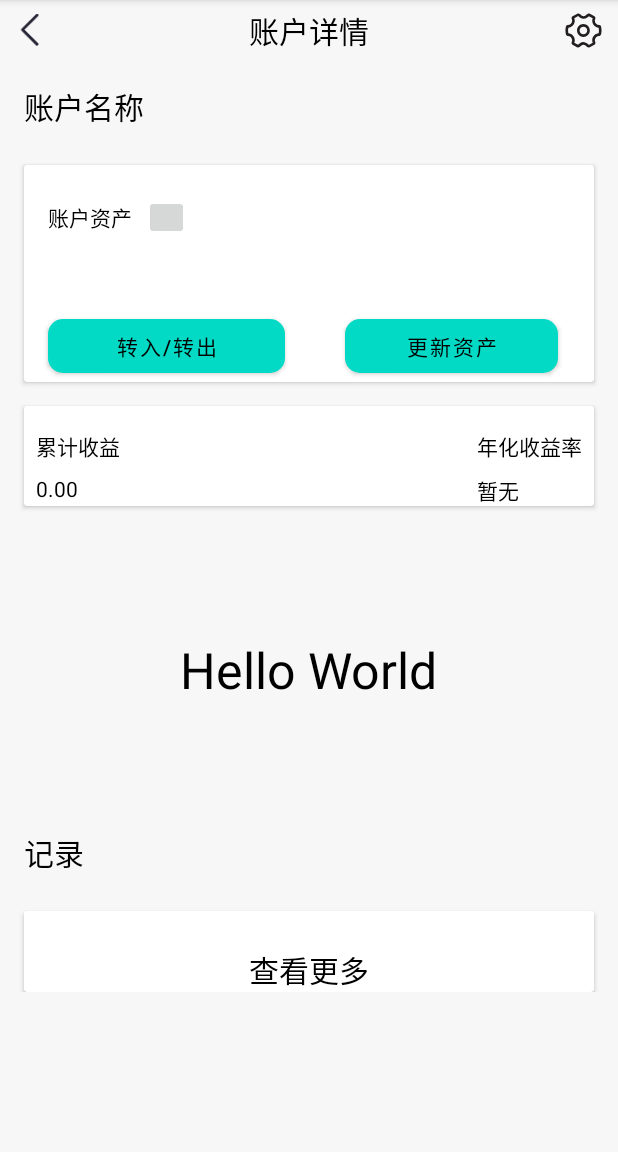
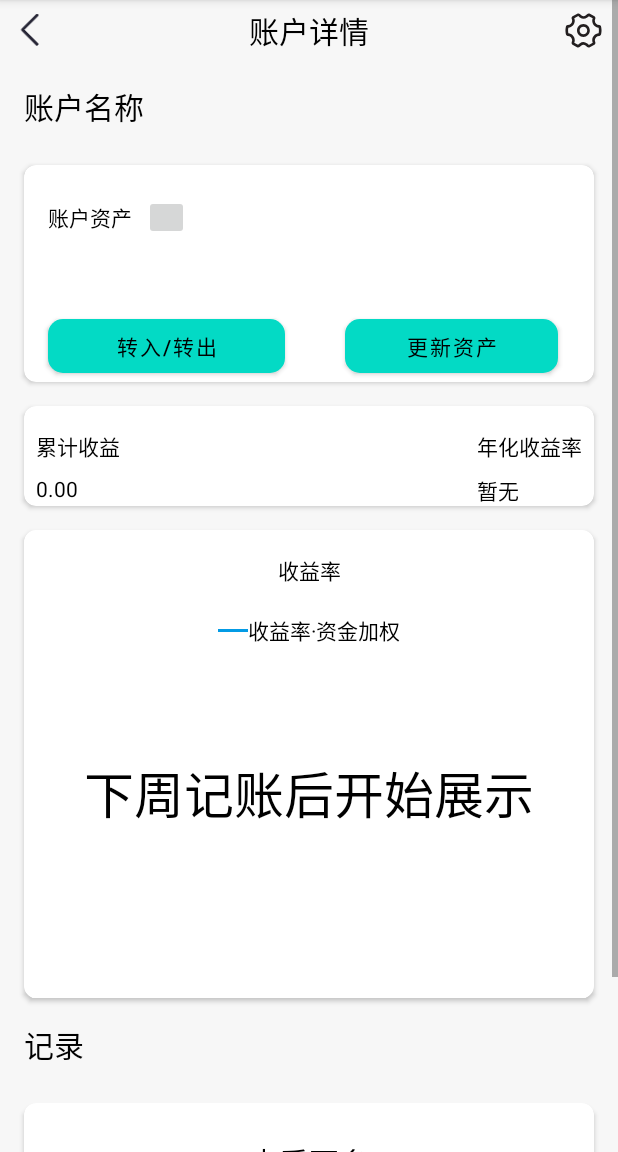
Before and after one commit to lzh-forever/bookkeeping, an Android app: the fragment AccountDetailFragment shown on its own in the app's theme, on a phone screen of 412 x 824 dp, the part 84-1236 px from its top. Run offline under Robolectric (Android 15) with nearby library versions, the phone set to English and light mode, and no system bars; 6 statements that could not run were skipped.

Commit message:
收益率图表完善

```diff
--- a/app/src/main/java/com/example/bookkeeping/ui/home/HomeFragment.kt
+++ b/app/src/main/java/com/example/bookkeeping/ui/home/HomeFragment.kt
@@ -35,7 +35,7 @@ class HomeFragment : Fragment() {
         val root: View = binding.root
         binding.button.setOnClickListener {
             hide = !hide
-            Repository.hideFlow.value = hide
+//            Repository.hideFlow.value = hide
         }
         binding.button2.setOnClickListener {
             binding.hidableText.setHidableText(binding.textHome.text)
--- a/app/src/main/java/com/example/bookkeeping/ui/notifications/NotificationsFragment.kt
+++ b/app/src/main/java/com/example/bookkeeping/ui/notifications/NotificationsFragment.kt
@@ -28,10 +28,6 @@ class NotificationsFragment : Fragment() {
         _binding = FragmentNotificationsBinding.inflate(inflater, container, false)
         val root: View = binding.root
 
-        val textView: TextView = binding.textNotifications
-        notificationsViewModel.text.observe(viewLifecycleOwner) {
-            textView.text = it
-        }
         return root
     }
 
--- a/app/src/main/java/com/example/bookkeeping/util/PaintUtil.kt
+++ b/app/src/main/java/com/example/bookkeeping/util/PaintUtil.kt
@@ -13,3 +13,7 @@ fun Paint.getTextWidth(text: String): Float {
 fun Paint.getBaselineHeight(): Float {
     return -fontMetrics.top
 }
+
+fun Paint.getBaselineYForCenter(centerY: Float): Float {
+    return centerY - fontMetrics.top / 2 - fontMetrics.bottom / 2
+}
--- /dev/null
+++ b/app/src/main/java/com/example/bookkeeping/view/chart/ChartDetailView.kt
@@ -0,0 +1,24 @@
+package com.example.bookkeeping.view.chart
+
+import android.content.Context
+import android.util.AttributeSet
+import android.view.LayoutInflater
+import androidx.constraintlayout.widget.ConstraintLayout
+import com.example.bookkeeping.R
+import com.example.bookkeeping.databinding.LayoutChartDetailBinding
+import com.example.bookkeeping.util.getFormattedRate
+import java.time.LocalDate
+
+class ChartDetailView(context: Context, attrs: AttributeSet) : ConstraintLayout(context, attrs) {
+    private val binding: LayoutChartDetailBinding
+    init {
+        val view = LayoutInflater.from(context).inflate(R.layout.layout_chart_detail, this)
+        binding = LayoutChartDetailBinding.bind(view)
+    }
+
+    fun setData(date: LocalDate, rate: Double){
+        binding.dateTv.text = date.toString()
+        binding.profitTv.text = context.getString(R.string.chart_detail_rate, getFormattedRate(rate))
+    }
+
+}
--- /dev/null
+++ b/app/src/main/java/com/example/bookkeeping/view/chart/ChartLayout.kt
@@ -0,0 +1,41 @@
+package com.example.bookkeeping.view.chart
+
+import android.content.Context
+import android.util.AttributeSet
+import android.view.LayoutInflater
+import android.view.View
+import androidx.cardview.widget.CardView
+
+import com.example.bookkeeping.R
+import com.example.bookkeeping.databinding.LayoutChartBinding
+import java.time.LocalDate
+
+class ChartLayout(context: Context, attrs: AttributeSet) : CardView(context, attrs),
+    ChartView.PointSelectedListener {
+
+    private val binding: LayoutChartBinding
+
+    init {
+        val view = LayoutInflater.from(context).inflate(R.layout.layout_chart, this)
+        binding = LayoutChartBinding.bind(view)
+        binding.chartView.setPointSelectedListener(this)
+        binding.legendLayout.initLegend(
+            context.getString(R.string.legend_rate),
+            context.getColor(R.color.light_blue_600)
+        )
+    }
+
+
+    override fun onPointSelected(date: LocalDate, rate: Double) {
+        binding.detailLayout.visibility = View.VISIBLE
+        binding.detailView.setData(date, rate)
+    }
+
+    override fun onPointCanceled() {
+        binding.detailLayout.visibility = View.GONE
+    }
+
+    fun setData(data: List<Pair<LocalDate, Double>>) {
+        binding.chartView.setData(data)
+    }
+}
--- /dev/null
+++ b/app/src/main/java/com/example/bookkeeping/view/chart/LegendView.kt
@@ -0,0 +1,29 @@
+package com.example.bookkeeping.view.chart
+
+import android.app.DatePickerDialog
+import android.content.Context
+import android.graphics.Paint
+import android.graphics.PathEffect
+import android.util.AttributeSet
+import android.view.LayoutInflater
+import android.widget.TextView
+import androidx.constraintlayout.widget.ConstraintLayout
+import com.example.bookkeeping.R
+import com.example.bookkeeping.databinding.LayoutLegendBinding
+import com.example.bookkeeping.view.MyDatePicker
+
+class LegendView(context: Context, attrs: AttributeSet) : ConstraintLayout(context, attrs) {
+
+    private val binding: LayoutLegendBinding
+
+    init {
+        val view = LayoutInflater.from(context).inflate(R.layout.layout_legend, this)
+        binding = LayoutLegendBinding.bind(view)
+    }
+
+    fun initLegend(text: String, color: Int, pathEffect: PathEffect? = null) {
+        binding.legendTv.text = text
+        binding.lineView.initPaint(color, pathEffect)
+    }
+
+}
--- /dev/null
+++ b/app/src/main/java/com/example/bookkeeping/view/chart/LineView.kt
@@ -0,0 +1,37 @@
+package com.example.bookkeeping.view.chart
+
+import android.content.Context
+import android.graphics.*
+import android.util.AttributeSet
+import android.view.View
+
+
+class LineView(context: Context, attrs: AttributeSet) : View(context, attrs) {
+    private var linePaint: Paint? = null
+    private val path = Path()
+
+
+    override fun onDraw(canvas: Canvas) {
+        linePaint?.let { paint ->
+            paint.strokeWidth = height.toFloat()
+            path.reset()
+            path.moveTo(0f, height / 2f)
+            path.lineTo(width.toFloat(), height / 2f)
+            canvas.drawPath(path, paint)
+        }
+    }
+
+    fun initPaint(color: Int, pathEffect: PathEffect? = null) {
+        linePaint = Paint().apply {
+            this.color = color
+            isAntiAlias = true
+            style = Paint.Style.STROKE
+            pathEffect?.let {
+                this.pathEffect = it
+            }
+        }
+        invalidate()
+    }
+
+
+}
--- a/app/src/main/res/layout/fragment_account_detail.xml
+++ b/app/src/main/res/layout/fragment_account_detail.xml
@@ -34,6 +34,7 @@
             android:layout_height="wrap_content"
             android:layout_marginHorizontal="16dp"
             android:layout_marginTop="24dp"
+            app:cardCornerRadius="8dp"
             app:layout_constraintEnd_toEndOf="parent"
             app:layout_constraintStart_toStartOf="parent"
             app:layout_constraintTop_toBottomOf="@id/name_tv">
@@ -49,6 +50,7 @@
             android:layout_height="wrap_content"
             android:layout_marginHorizontal="16dp"
             android:layout_marginTop="16dp"
+            app:cardCornerRadius="8dp"
             app:layout_constraintEnd_toEndOf="parent"
             app:layout_constraintStart_toStartOf="parent"
             app:layout_constraintTop_toBottomOf="@id/asset_card">
@@ -58,10 +60,13 @@
                 layout="@layout/layout_account_profit" />
         </androidx.cardview.widget.CardView>
 
-        <com.example.bookkeeping.view.ChartView
-            android:id="@+id/chart"
+        <com.example.bookkeeping.view.chart.ChartLayout
+            android:id="@+id/chart_layout"
             android:layout_width="match_parent"
-            android:layout_height="200dp"
+            android:layout_height="wrap_content"
+            android:layout_margin="16dp"
+            android:padding="16dp"
+            app:cardCornerRadius="8dp"
             app:layout_constraintBottom_toTopOf="@+id/title_record"
             app:layout_constraintEnd_toEndOf="parent"
             app:layout_constraintStart_toStartOf="parent"
@@ -75,7 +80,7 @@
             android:text="@string/title_record"
             android:textSize="20sp"
             app:layout_constraintStart_toStartOf="@+id/name_tv"
-            app:layout_constraintTop_toBottomOf="@+id/chart" />
+            app:layout_constraintTop_toBottomOf="@+id/chart_layout" />
 
         <androidx.cardview.widget.CardView
             android:id="@+id/record_card"
@@ -83,6 +88,9 @@
             android:layout_height="wrap_content"
             android:layout_marginHorizontal="16dp"
             android:layout_marginTop="24dp"
+            android:layout_marginBottom="100dp"
+            app:cardCornerRadius="8dp"
+            app:layout_constraintBottom_toBottomOf="parent"
             app:layout_constraintEnd_toEndOf="parent"
             app:layout_constraintStart_toStartOf="parent"
             app:layout_constraintTop_toBottomOf="@id/title_record">
@@ -108,6 +116,7 @@
                     android:layout_margin="16dp"
                     android:text="@string/more_records"
                     android:textSize="20sp"
+                    app:layout_constraintBottom_toBottomOf="parent"
                     app:layout_constraintEnd_toEndOf="parent"
                     app:layout_constraintStart_toStartOf="parent"
                     app:layout_constraintTop_toBottomOf="@id/record_rv" />
--- a/app/src/main/res/layout/fragment_record.xml
+++ b/app/src/main/res/layout/fragment_record.xml
@@ -20,6 +20,7 @@
         android:layout_height="wrap_content"
         android:layout_marginHorizontal="8dp"
         android:layout_marginTop="16dp"
+        app:cardCornerRadius="8dp"
         app:layout_constraintEnd_toEndOf="parent"
         app:layout_constraintStart_toStartOf="parent"
         app:layout_constraintTop_toBottomOf="@+id/account_setting_bar" />
--- a/app/src/main/res/layout/item_record.xml
+++ b/app/src/main/res/layout/item_record.xml
@@ -10,7 +10,7 @@
         android:id="@+id/type_tv"
         android:layout_width="wrap_content"
         android:layout_height="wrap_content"
-        android:layout_margin="8dp"
+        android:padding="8dp"
         app:layout_constraintBottom_toBottomOf="parent"
         app:layout_constraintStart_toStartOf="parent"
         app:layout_constraintTop_toTopOf="parent"
@@ -20,7 +20,7 @@
         android:id="@+id/amount_tv"
         android:layout_width="wrap_content"
         android:layout_height="wrap_content"
-        android:layout_margin="8dp"
+        android:padding="8dp"
         android:text="@string/default_num"
         app:layout_constraintBottom_toBottomOf="parent"
         app:layout_constraintEnd_toEndOf="parent"
--- /dev/null
+++ b/app/src/main/res/layout/layout_chart.xml
@@ -0,0 +1,76 @@
+<?xml version="1.0" encoding="utf-8"?>
+<androidx.cardview.widget.CardView xmlns:android="http://schemas.android.com/apk/res/android"
+    xmlns:app="http://schemas.android.com/apk/res-auto"
+    xmlns:tools="http://schemas.android.com/tools"
+    android:layout_width="match_parent"
+    android:layout_height="wrap_content"
+    app:contentPadding="16dp">
+
+    <androidx.constraintlayout.widget.ConstraintLayout
+        android:layout_width="match_parent"
+        android:layout_height="wrap_content">
+
+        <TextView
+            android:id="@+id/title_tv"
+            android:layout_width="wrap_content"
+            android:layout_height="wrap_content"
+            android:text="@string/chart_title"
+            app:layout_constraintEnd_toEndOf="parent"
+            app:layout_constraintStart_toStartOf="parent"
+            app:layout_constraintTop_toTopOf="parent" />
+
+        <!--        <include-->
+        <!--            android:id="@+id/legend_layout"-->
+        <!--            layout="@layout/layout_legend"-->
+        <!--            app:layout_constraintEnd_toEndOf="parent"-->
+        <!--            app:layout_constraintStart_toStartOf="parent"-->
+        <!--            app:layout_constraintTop_toBottomOf="@+id/title_tv" />-->
+
+        <com.example.bookkeeping.view.chart.LegendView
+            android:id="@+id/legend_layout"
+            android:layout_width="wrap_content"
+            android:layout_height="wrap_content"
+            app:layout_constraintBottom_toTopOf="@+id/guideline"
+            app:layout_constraintEnd_toEndOf="parent"
+            app:layout_constraintStart_toStartOf="parent"
+            app:layout_constraintTop_toBottomOf="@+id/title_tv" />
+
+        <androidx.constraintlayout.widget.ConstraintLayout
+            android:id="@+id/detail_layout"
+            android:layout_width="match_parent"
+            android:layout_height="0dp"
+            android:background="@color/light_blue_600"
+            android:visibility="gone"
+            android:layout_marginVertical="2dp"
+            app:layout_constraintBottom_toTopOf="@+id/guideline"
+            app:layout_constraintEnd_toEndOf="parent"
+            app:layout_constraintStart_toStartOf="parent"
+            app:layout_constraintTop_toBottomOf="@+id/title_tv">
+
+            <com.example.bookkeeping.view.chart.ChartDetailView
+                android:id="@+id/detail_view"
+                android:layout_width="match_parent"
+                android:layout_height="wrap_content"
+                app:layout_constraintEnd_toEndOf="parent"
+                app:layout_constraintStart_toStartOf="parent"
+                app:layout_constraintTop_toTopOf="parent"
+                app:layout_constraintBottom_toBottomOf="parent"/>
+        </androidx.constraintlayout.widget.ConstraintLayout>
+
+        <androidx.constraintlayout.widget.Guideline
+            android:id="@+id/guideline"
+            android:layout_width="wrap_content"
+            android:layout_height="wrap_content"
+            android:orientation="horizontal"
+            app:layout_constraintGuide_begin="80dp" />
+
+        <com.example.bookkeeping.view.chart.ChartView
+            android:id="@+id/chartView"
+            android:layout_width="match_parent"
+            android:layout_height="200dp"
+            app:layout_constraintEnd_toEndOf="parent"
+            app:layout_constraintStart_toStartOf="parent"
+            app:layout_constraintTop_toBottomOf="@+id/guideline" />
+
+    </androidx.constraintlayout.widget.ConstraintLayout>
+</androidx.cardview.widget.CardView>
--- a/app/src/main/res/layout/layout_datepicker.xml
+++ b/app/src/main/res/layout/layout_datepicker.xml
@@ -3,8 +3,7 @@
 <androidx.cardview.widget.CardView xmlns:android="http://schemas.android.com/apk/res/android"
     xmlns:app="http://schemas.android.com/apk/res-auto"
     android:layout_width="match_parent"
-    android:layout_height="wrap_content"
-    app:cardCornerRadius="5dp">
+    android:layout_height="wrap_content">
 
     <androidx.constraintlayout.widget.ConstraintLayout
         android:id="@+id/content_layout"
--- /dev/null
+++ b/app/src/main/res/layout/layout_legend.xml
@@ -0,0 +1,23 @@
+<?xml version="1.0" encoding="utf-8"?>
+<androidx.constraintlayout.widget.ConstraintLayout xmlns:android="http://schemas.android.com/apk/res/android"
+    xmlns:app="http://schemas.android.com/apk/res-auto"
+    android:layout_width="wrap_content"
+    android:layout_height="wrap_content">
+
+    <com.example.bookkeeping.view.chart.LineView
+        android:id="@+id/lineView"
+        android:layout_width="20dp"
+        android:layout_height="2dp"
+        app:layout_constraintBottom_toBottomOf="parent"
+        app:layout_constraintStart_toStartOf="parent"
+        app:layout_constraintTop_toTopOf="parent" />
+
+    <TextView
+        android:id="@+id/legend_tv"
+        android:layout_width="wrap_content"
+        android:layout_height="wrap_content"
+        app:layout_constraintBottom_toBottomOf="parent"
+        app:layout_constraintStart_toEndOf="@+id/lineView"
+        app:layout_constraintTop_toTopOf="parent" />
+
+</androidx.constraintlayout.widget.ConstraintLayout>
--- a/app/src/main/res/values/strings.xml
+++ b/app/src/main/res/values/strings.xml
@@ -43,4 +43,7 @@
     <string name="err_msg_delete_init_record">初始资产不能删除</string>
     <string name="more_records">查看更多</string>
     <string name="record_detail">记录详情</string>
+    <string name="legend_rate">收益率·资金加权</string>
+    <string name="chart_title">收益率</string>
+    <string name="chart_detail_rate">收益率·资金加权 %1$s</string>
 </resources>
```
Also changed, not shown: app/src/main/java/com/example/bookkeeping/ui/account/AccountDetailFragment.kt (+1 -11 lines), app/src/main/java/com/example/bookkeeping/view/chart/ChartView.kt (renamed from app/src/main/java/com/example/bookkeeping/view/ChartView.kt, +73 -29 lines), app/src/main/res/layout/fragment_notifications.xml (+8 -12 lines), app/src/main/res/layout/layout_chart_detail.xml (added, +23 -0 lines).
